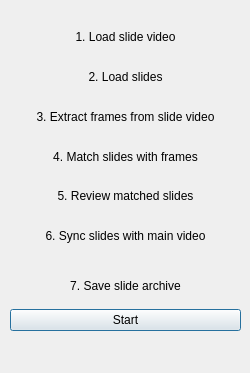
Qt form ui/main_window.ui (viidea/slidesync) before a commit.
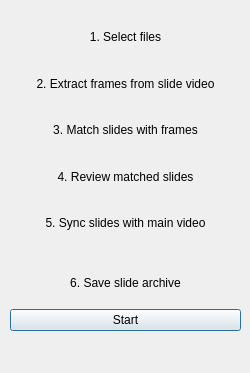
The same form after that commit.

```diff
--- a/ui/main_window.ui
+++ b/ui/main_window.ui
@@ -29,7 +29,7 @@
       <height>361</height>
      </rect>
     </property>
-    <layout class="QVBoxLayout" name="verticalLayout" stretch="0,0,0,0,0,0,0,0">
+    <layout class="QVBoxLayout" name="verticalLayout" stretch="0,0,0,0,0,0,0">
      <property name="leftMargin">
       <number>10</number>
      </property>
@@ -45,17 +45,7 @@
      <item>
       <widget class="QLabel" name="lblLoadSlideVideo">
        <property name="text">
-        <string>1. Load slide video</string>
-       </property>
-       <property name="alignment">
-        <set>Qt::AlignHCenter|Qt::AlignTop</set>
-       </property>
-      </widget>
-     </item>
-     <item>
-      <widget class="QLabel" name="lblLoadSlides">
-       <property name="text">
-        <string>2. Load slides</string>
+        <string>1. Select files</string>
        </property>
        <property name="alignment">
         <set>Qt::AlignHCenter|Qt::AlignTop</set>
@@ -65,7 +55,7 @@
      <item>
       <widget class="QLabel" name="lblExtractFrames">
        <property name="text">
-        <string>3. Extract frames from slide video</string>
+        <string>2. Extract frames from slide video</string>
        </property>
        <property name="alignment">
         <set>Qt::AlignHCenter|Qt::AlignTop</set>
@@ -75,7 +65,7 @@
      <item>
       <widget class="QLabel" name="lblMatch">
        <property name="text">
-        <string>4. Match slides with frames</string>
+        <string>3. Match slides with frames</string>
        </property>
        <property name="alignment">
         <set>Qt::AlignHCenter|Qt::AlignTop</set>
@@ -85,7 +75,7 @@
      <item>
       <widget class="QLabel" name="lblReview">
        <property name="text">
-        <string>5. Review matched slides</string>
+        <string>4. Review matched slides</string>
        </property>
        <property name="alignment">
         <set>Qt::AlignHCenter|Qt::AlignTop</set>
@@ -95,7 +85,7 @@
      <item>
       <widget class="QLabel" name="lblSync">
        <property name="text">
-        <string>6. Sync slides with main video</string>
+        <string>5. Sync slides with main video</string>
        </property>
        <property name="alignment">
         <set>Qt::AlignHCenter|Qt::AlignTop</set>
@@ -105,7 +95,7 @@
      <item>
       <widget class="QLabel" name="lblSave">
        <property name="text">
-        <string>7. Save slide archive</string>
+        <string>6. Save slide archive</string>
        </property>
        <property name="alignment">
         <set>Qt::AlignCenter</set>
```
Left out of the diff: 2 changed lines with no effect on the pictures.
